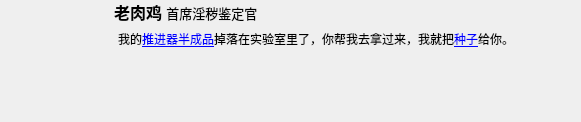
Above: src/coeus/coeus_client_qt/dialogue_box.ui from AngryPowman/Coeus before the change. Below: the same form after it.
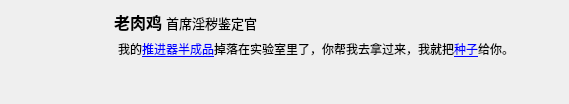
That is the form after the change.

```diff
--- a/src/coeus/coeus_client_qt/dialogue_box.ui
+++ b/src/coeus/coeus_client_qt/dialogue_box.ui
@@ -6,8 +6,8 @@
    <rect>
     <x>0</x>
     <y>0</y>
-    <width>581</width>
-    <height>122</height>
+    <width>569</width>
+    <height>104</height>
    </rect>
   </property>
   <property name="sizePolicy">
@@ -16,9 +16,23 @@
     <verstretch>0</verstretch>
    </sizepolicy>
   </property>
+  <property name="font">
+   <font>
+    <family>微软雅黑</family>
+   </font>
+  </property>
+  <property name="mouseTracking">
+   <bool>true</bool>
+  </property>
   <property name="windowTitle">
    <string>张三（NPC）</string>
   </property>
+  <property name="autoFillBackground">
+   <bool>true</bool>
+  </property>
+  <property name="styleSheet">
+   <string notr="true"/>
+  </property>
   <layout class="QHBoxLayout" name="horizontalLayout">
    <property name="spacing">
     <number>2</number>
@@ -91,6 +105,22 @@
     <layout class="QVBoxLayout" name="verticalLayout_3">
      <item>
       <layout class="QVBoxLayout" name="verticalLayout">
+       <item>
+        <spacer name="verticalSpacer_2">
+         <property name="orientation">
+          <enum>Qt::Vertical</enum>
+         </property>
+         <property name="sizeType">
+          <enum>QSizePolicy::Fixed</enum>
+         </property>
+         <property name="sizeHint" stdset="0">
+          <size>
+           <width>20</width>
+           <height>10</height>
+          </size>
+         </property>
+        </spacer>
+       </item>
        <item>
         <widget class="QLabel" name="lblName">
          <property name="minimumSize">
```
Left out of the diff: 3 changed lines with no effect on the pictures.
